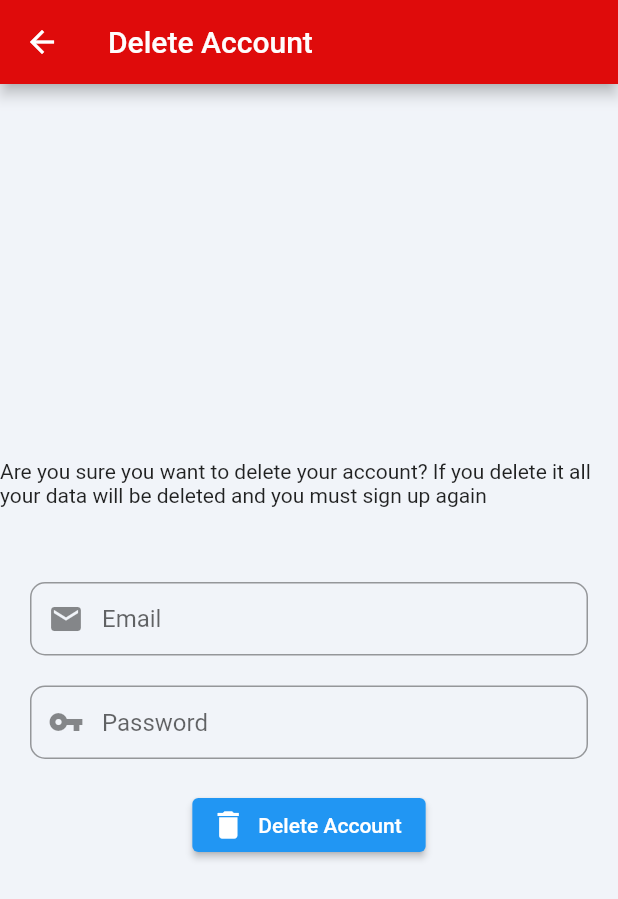
After one commit to Gehad-Eid/ALQ, a Flutter app: the DeleteAcc screen opened directly, on a phone screen of 412 x 824 dp. The commit adds this screen. Shown: the top 899 px of the screen. Run offline on Flutter 3.47's test engine with Material 2 defaults, Android fonts, the light colour scheme and no system bars; drawn by our look-alikes of flutter_settings_screens; our stand-ins replace carousel_slider, cloud_firestore, curved_navigation_bar, dots_indicator, email_validator, firebase_auth and 7 more; missing offline and left inert: ar_flutter_plugin, easy_web_view2, quiz_view; accounts and stored records are empty.

Commit message:
delete account (in settings)

```diff
--- /dev/null
+++ b/lib/Settings/delete_account.dart
@@ -0,0 +1,185 @@
+import 'package:alqgp/Main/logIn.dart';
+import 'package:cloud_firestore/cloud_firestore.dart';
+import 'package:email_validator/email_validator.dart';
+import 'package:firebase_auth/firebase_auth.dart';
+import "package:flutter/material.dart";
+
+class DeleteAcc extends StatefulWidget {
+  @override
+  _DeleteAccState createState() => _DeleteAccState();
+}
+
+class _DeleteAccState extends State<DeleteAcc> {
+  final _scaffoldKey = GlobalKey<ScaffoldState>();
+  TextEditingController emailController = TextEditingController();
+  TextEditingController passwordController = TextEditingController();
+  @override
+  void initState() {
+    super.initState();
+  }
+
+  bool _isLoading = false;
+  Widget buildEmailField() {
+    return Column(
+      children: [
+        Padding(
+          padding: const EdgeInsets.symmetric(horizontal: 20.0),
+          child: TextFormField(
+              autofocus: false,
+              controller: emailController,
+              keyboardType: TextInputType.emailAddress,
+              validator: (value) {
+                if (value!.isEmpty) {
+                  return ("Please Enter Your Email");
+                }
+                // reg expression for email validation
+                if (!RegExp("^[a-zA-Z0-9+_.-]+@[a-zA-Z0-9.-]+.[a-z]")
+                    .hasMatch(value)) {
+                  return ("Please Enter a valid email");
+                }
+                return null;
+              },
+              onSaved: (value) {
+                emailController.text = value!;
+              },
+              textInputAction: TextInputAction.next,
+              decoration: InputDecoration(
+                prefixIcon: const Icon(Icons.mail),
+                contentPadding: const EdgeInsets.fromLTRB(20, 15, 20, 15),
+                hintText: "Email",
+                border: OutlineInputBorder(
+                  borderRadius: BorderRadius.circular(10),
+                ),
+              )),
+        ),
+        const SizedBox(
+          height: 20,
+        ),
+        Padding(
+          padding: const EdgeInsets.symmetric(horizontal: 20.0),
+          child: TextFormField(
+              autofocus: false,
+              controller: passwordController,
+              keyboardType: TextInputType.visiblePassword,
+              validator: (value) {
+                if (value!.isEmpty) {
+                  return ("Please Enter Your password");
+                }
+                // reg expression for email validation
+                if (!RegExp("^[a-zA-Z0-9+_.-]+@[a-zA-Z0-9.-]+.[a-z]")
+                    .hasMatch(value)) {
+                  return ("Please Enter a valid password");
+                }
+                return null;
+              },
+              onSaved: (value) {
+                passwordController.text = value!;
+              },
+              textInputAction: TextInputAction.next,
+              decoration: InputDecoration(
+                prefixIcon: const Icon(Icons.vpn_key),
+                contentPadding: const EdgeInsets.fromLTRB(20, 15, 20, 15),
+                hintText: "Password",
+                border: OutlineInputBorder(
+                  borderRadius: BorderRadius.circular(10),
+                ),
+              )),
+        ),
+        const SizedBox(
+          height: 20,
+        ),
+        ElevatedButton.icon(
+          onPressed: () {
+            deleteUser(emailController.text, passwordController.text);
+          },
+          icon: const Icon(Icons.delete),
+          label: const Text('Delete Account'),
+        ),
+      ],
+    );
+  }
+
+  @override
+  void dispose() {
+    // TODO: implement dispose
+    super.dispose();
+    emailController.dispose();
+  }
+
+  @override
+  Widget build(BuildContext context) {
+    Size size = MediaQuery.of(context).size;
+    return _isLoading
+        ? Scaffold(
+            body: SizedBox(
+              height: size.height * .8,
+              width: size.width,
+              child: Center(
+                child: Container(
+                    width: 50,
+                    height: 50,
+                    child: const CircularProgressIndicator(
+                      valueColor: AlwaysStoppedAnimation<Color>(
+                          Color.fromARGB(255, 155, 140, 181)),
+                      backgroundColor: Colors.deepPurple,
+                    )),
+              ),
+            ),
+          )
+        : Scaffold(
+            key: _scaffoldKey,
+            appBar: AppBar(
+              backgroundColor: Color.fromARGB(255, 223, 11, 11),
+              title: const Text(
+                "Delete Account",
+                style: TextStyle(
+                  color: Color.fromARGB(255, 254, 253, 253),
+                ),
+              ),
+            ),
+            body: Column(
+              mainAxisAlignment: MainAxisAlignment.center,
+              children: <Widget>[
+                Text(
+                    'Are you sure you want to delete your account? If you delete it all your data will be ' +
+                        'deleted and you must sign up again'),
+                SizedBox(
+                  height: 50,
+                ),
+                buildEmailField(),
+              ],
+            ),
+          );
+  }
+
+  final FirebaseAuth _auth = FirebaseAuth.instance;
+  Future deleteUser(String email, String password) async {
+    try {
+      setState(() {
+        _isLoading = true;
+      });
+      User user = await _auth.currentUser!;
+      AuthCredential credentials =
+          EmailAuthProvider.credential(email: email, password: password);
+      UserCredential result =
+          await user.reauthenticateWithCredential(credentials);
+      final CollectionReference userCollection =
+          FirebaseFirestore.instance.collection('student');
+      await userCollection.doc(user.uid).delete();
+      // called from database class
+      await result.user!.delete();
+      setState(() {
+        _isLoading = false;
+      });
+      Navigator.pushReplacement(context, MaterialPageRoute(
+        builder: (context) {
+          return LoginScreen();
+        },
+      ));
+      return true;
+    } catch (e) {
+      print(e.toString());
+      return null;
+    }
+  }
+}
```
Also changed, not shown: lib/Settings/settings.dart (+22 -25 lines).
